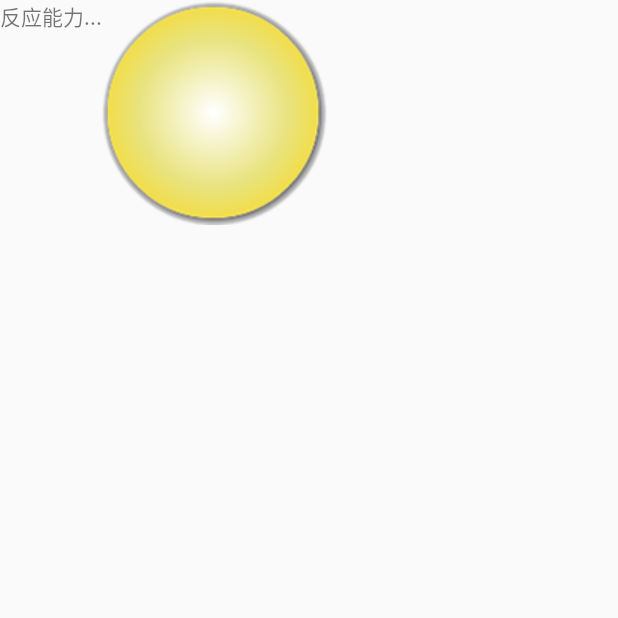
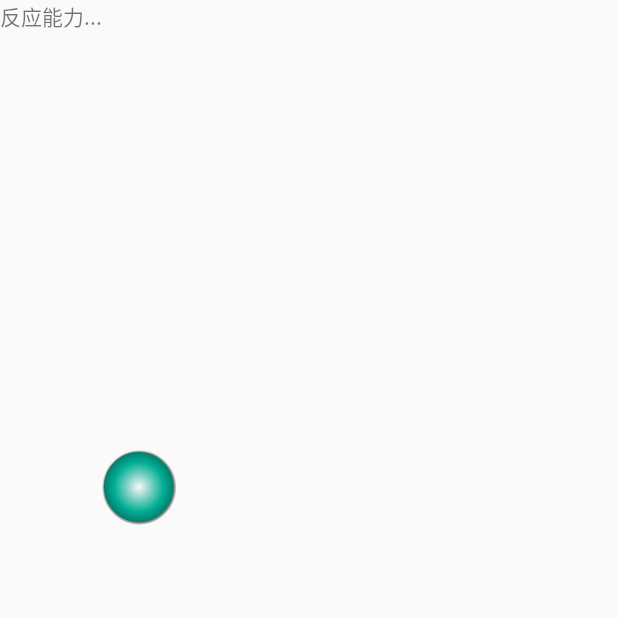
Before and after one commit to liangdongbo/ChenKeZhao, an Android app: the ReactionActivity screen opened directly, with no data from a screen before it, on a phone screen of 412 x 824 dp, the top half of it. Run offline under Robolectric (Android 15) with nearby library versions, the phone set to English and light mode, and no system bars.

Commit message:
动画-动画插入器，自定义的类

```diff
--- a/app/src/main/java/com/ckz/thought/app/ReactionActivity.java
+++ b/app/src/main/java/com/ckz/thought/app/ReactionActivity.java
@@ -22,22 +22,13 @@ public class ReactionActivity extends AppCompatActivity{
     @Override
     protected void onCreate(Bundle savedInstanceState) {
         super.onCreate(savedInstanceState);
-
         setContentView(R.layout.activity_reaction);
 
+        ImageView iv = (ImageView) findViewById(R.id.ivxx);
 
-        TextView tv = (TextView) findViewById(R.id.xx);
+        Animation translateAnimation = AnimationUtils.loadAnimation(this,R.anim.translate);
+        iv.setAnimation(translateAnimation);
 
-        im = (ImageView) findViewById(R.id.ivxx);
-        //加载xml动画文件并将其设置到指定的View上
-
-        //透明
-        Animation alphaAnimation = AnimationUtils.loadAnimation(this,R.anim.tween_alpha);
-        tv.setAnimation(alphaAnimation);
-
-        //动画集合
-        /*AnimationSet animationSet = (AnimationSet) AnimationUtils.loadAnimation(this,R.anim.tween_animset);
-        im.setAnimation(animationSet);*/
 
 
     }
@@ -45,20 +36,5 @@ public class ReactionActivity extends AppCompatActivity{
     @Override
     protected void onStart() {
         super.onStart();
-
-        //帧动画
-        //第一步将animation-list设置为ImageView的背景
-
-        im.setBackgroundResource(R.drawable.framelist);
-
-        //第二步获取ImagView的背景并将其转换成AnimationDrawable
-
-        /*提示：
-        有一点需要强调的是：启动Frame动画的代码animationDrawable.start();不能应用在OnCreate()方法中，
-        因为在OnCreate()中AnimationDrawable还没有完全的与ImageView绑定。在OnCreate()中启动动画，只能看到第一张图片*/
-        AnimationDrawable animationDrawable = (AnimationDrawable) im.getBackground();
-        //第三步开始播放动画
-
-        animationDrawable.start();
     }
 }
--- /dev/null
+++ b/app/src/main/res/anim/translate.xml
@@ -0,0 +1,11 @@
+<?xml version="1.0" encoding="utf-8"?>
+<translate xmlns:android="http://schemas.android.com/apk/res/android"
+    android:duration="3000"
+    android:fromXDelta="0"
+    android:toXDelta="500"
+    android:fromYDelta="0"
+    android:toYDelta="500"
+    android:interpolator="@android:anim/cycle_interpolator"
+    android:repeatCount="infinite" >
+    <!-- fromXDelta\toXDelta：位移的开始点和终止点 -->
+</translate>
--- a/app/src/main/res/layout/activity_reaction.xml
+++ b/app/src/main/res/layout/activity_reaction.xml
@@ -10,7 +10,8 @@
 
     <ImageView
         android:id="@+id/ivxx"
-        android:layout_width="wrap_content"
-        android:layout_height="wrap_content"
-        android:background="@drawable/m_bg"/>
+        android:layout_marginTop="300dp"
+        android:layout_width="50dp"
+        android:layout_height="50dp"
+        android:background="@drawable/btn_blue_green"/>
 </LinearLayout>
```
Also changed, not shown: app/src/main/java/com/ckz/thought/utils/InterpolatorUtils.java (added, +39 -0 lines), app/src/main/res/anim/tween_translate.xml (+15 -2 lines).
